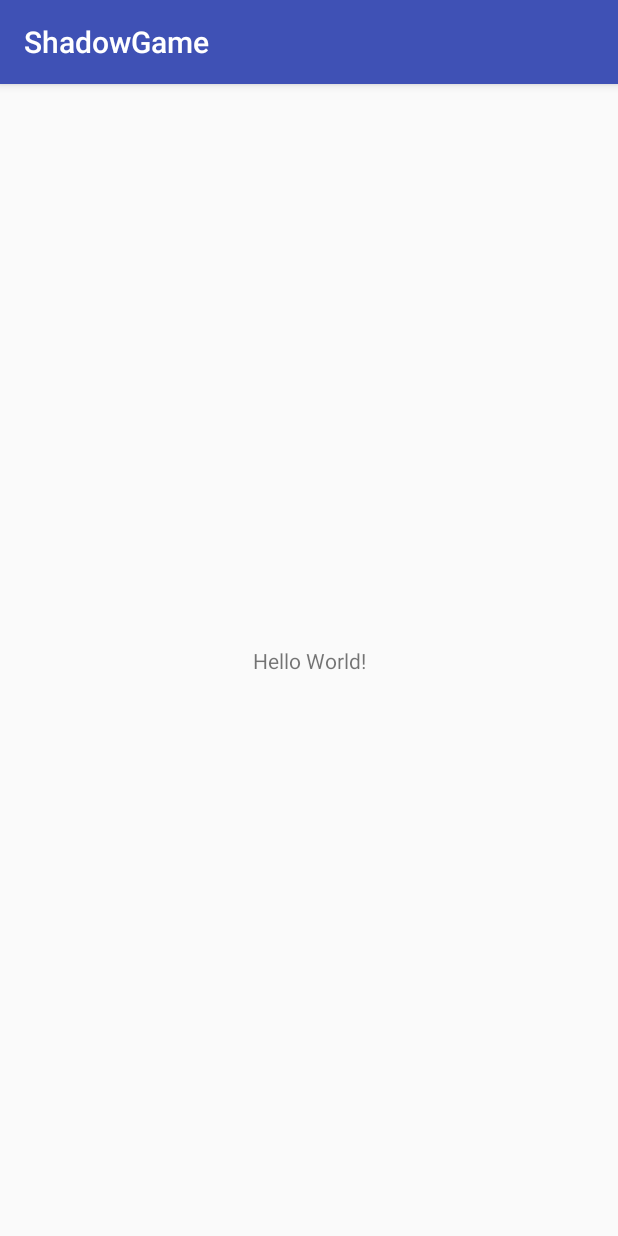
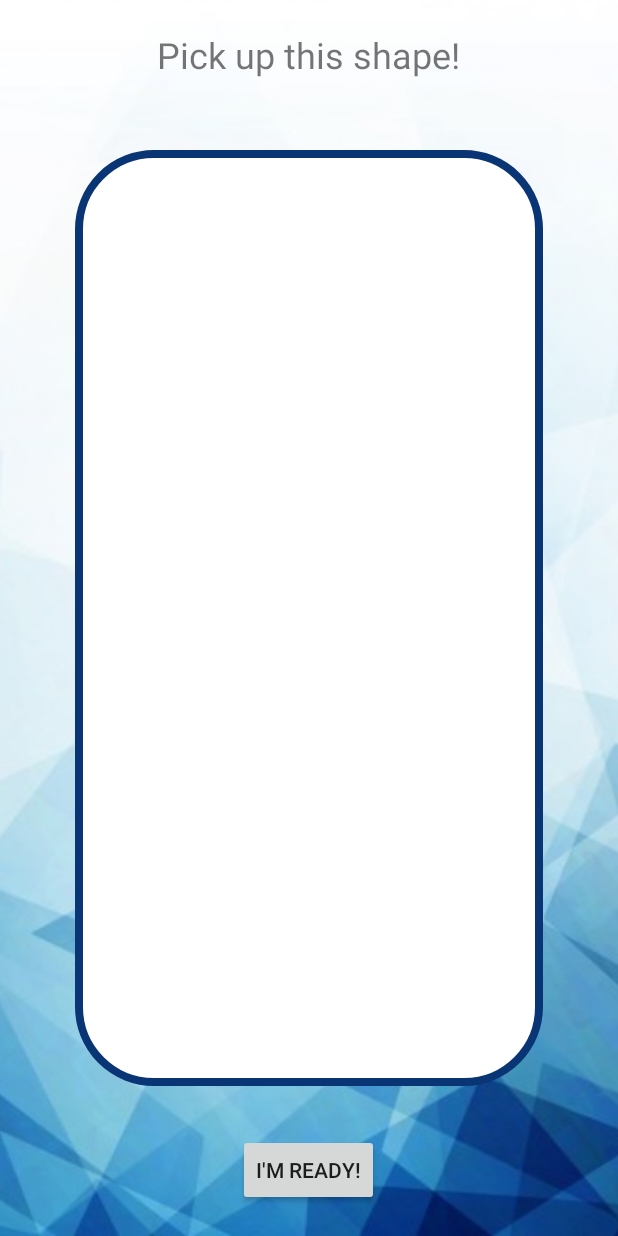
Before and after one commit to jpngfile/Shadow-Realm, an Android app: the screen it shows after launch (MainActivity), on a phone screen of 412 x 824 dp. Run offline under Robolectric (Android 15) with nearby library versions, the phone set to English and light mode, and no system bars.

Commit message:
stage & cam screens

```diff
--- a/app/src/main/AndroidManifest.xml
+++ b/app/src/main/AndroidManifest.xml
@@ -1,6 +1,9 @@
 <?xml version="1.0" encoding="utf-8"?>
 <manifest xmlns:android="http://schemas.android.com/apk/res/android"
     package="com.example.jason.shadowgame">
+
+    <uses-permission-sdk-23 android:name="android.permission.CAMERA" />
+    <uses-permission-sdk-23 android:name="android.permission.WRITE_EXTERNAL_STORAGE" />
 
     <application
         android:allowBackup="true"
--- /dev/null
+++ b/app/src/main/res/drawable/rounded_rect.xml
@@ -0,0 +1,12 @@
+<shape xmlns:android="http://schemas.android.com/apk/res/android"
+    android:shape="rectangle" >
+
+    <solid android:color="#ffffff" />
+    <stroke
+        android:width="5dp"
+        android:color="#0A3575"/>
+    <corners
+        android:bottomLeftRadius="50dp"
+        android:bottomRightRadius="50dp"
+        android:topLeftRadius="50dp"
+        android:topRightRadius="50dp" /></shape>
--- a/app/src/main/res/layout/activity_main.xml
+++ b/app/src/main/res/layout/activity_main.xml
@@ -1,18 +1,54 @@
 <?xml version="1.0" encoding="utf-8"?>
-<android.support.constraint.ConstraintLayout xmlns:android="http://schemas.android.com/apk/res/android"
-    xmlns:app="http://schemas.android.com/apk/res-auto"
+<RelativeLayout xmlns:android="http://schemas.android.com/apk/res/android"
     xmlns:tools="http://schemas.android.com/tools"
     android:layout_width="match_parent"
     android:layout_height="match_parent"
+
     tools:context="com.example.jason.shadowgame.MainActivity">
 
+    <ImageView
+        android:id="@+id/imageview"
+        android:layout_width="match_parent"
+        android:layout_height="match_parent"
+        android:layout_centerHorizontal="true"
+        android:scaleType="centerCrop"
+        android:rotation="180"
+
+        android:src="@drawable/background"
+        />
+
+    <ImageView
+        android:id="@+id/border"
+        android:layout_width="match_parent"
+        android:layout_height="match_parent"
+        android:background="@drawable/rounded_rect"
+        android:layout_marginTop="@dimen/activity_vertical_large_margin"
+        android:layout_marginBottom="@dimen/activity_vertical_large_margin"
+        android:layout_marginRight="@dimen/activity_horizontal_large_margin"
+        android:layout_marginLeft="@dimen/activity_horizontal_large_margin"
+        />
+
     <TextView
+        android:id="@+id/prompt"
+        android:layout_marginTop="@dimen/activity_vertical_margin"
+        android:textSize="24sp"
         android:layout_width="wrap_content"
         android:layout_height="wrap_content"
-        android:text="Hello World!"
-        app:layout_constraintBottom_toBottomOf="parent"
-        app:layout_constraintLeft_toLeftOf="parent"
-        app:layout_constraintRight_toRightOf="parent"
-        app:layout_constraintTop_toTopOf="parent" />
 
-</android.support.constraint.ConstraintLayout>
+        android:layout_centerHorizontal="true"
+        android:text="Pick up this shape!" />
+
+
+
+    <Button
+        android:id="@+id/button_image"
+        android:layout_marginBottom="@dimen/activity_vertical_margin"
+        android:layout_width="wrap_content"
+        android:layout_height="wrap_content"
+        android:layout_alignParentBottom="true"
+        android:layout_centerHorizontal="true"
+        android:onClick="takePicture"
+
+        android:text="I'm ready!"/>
+
+</RelativeLayout>
--- /dev/null
+++ b/app/src/main/res/values/dimens.xml
@@ -0,0 +1,7 @@
+<?xml version="1.0" encoding="utf-8"?>
+<resources xmlns:android="http://schemas.android.com/tools">
+    <dimen name="activity_horizontal_margin">0dp</dimen>
+    <dimen name="activity_vertical_margin">20sp</dimen>
+    <dimen name="activity_horizontal_large_margin">50dp</dimen>
+    <dimen name="activity_vertical_large_margin">100dp</dimen>
+</resources>
--- a/app/src/main/res/values/styles.xml
+++ b/app/src/main/res/values/styles.xml
@@ -1,7 +1,7 @@
 <resources>
 
     <!-- Base application theme. -->
-    <style name="AppTheme" parent="Theme.AppCompat.Light.DarkActionBar">
+    <style name="AppTheme" parent="Theme.AppCompat.Light.NoActionBar">
         <!-- Customize your theme here. -->
         <item name="colorPrimary">@color/colorPrimary</item>
         <item name="colorPrimaryDark">@color/colorPrimaryDark</item>
--- a/build.gradle
+++ b/build.gradle
@@ -5,7 +5,7 @@ buildscript {
         jcenter()
     }
     dependencies {
-        classpath 'com.android.tools.build:gradle:2.3.2'
+        classpath 'com.android.tools.build:gradle:2.3.3'
 
         // NOTE: Do not place your application dependencies here; they belong
         // in the individual module build.gradle files
```
Also changed, not shown: app/src/main/java/com/example/jason/shadowgame/MainActivity.java (+82 -0 lines), app/src/main/res/drawable/background.jpg (added).
